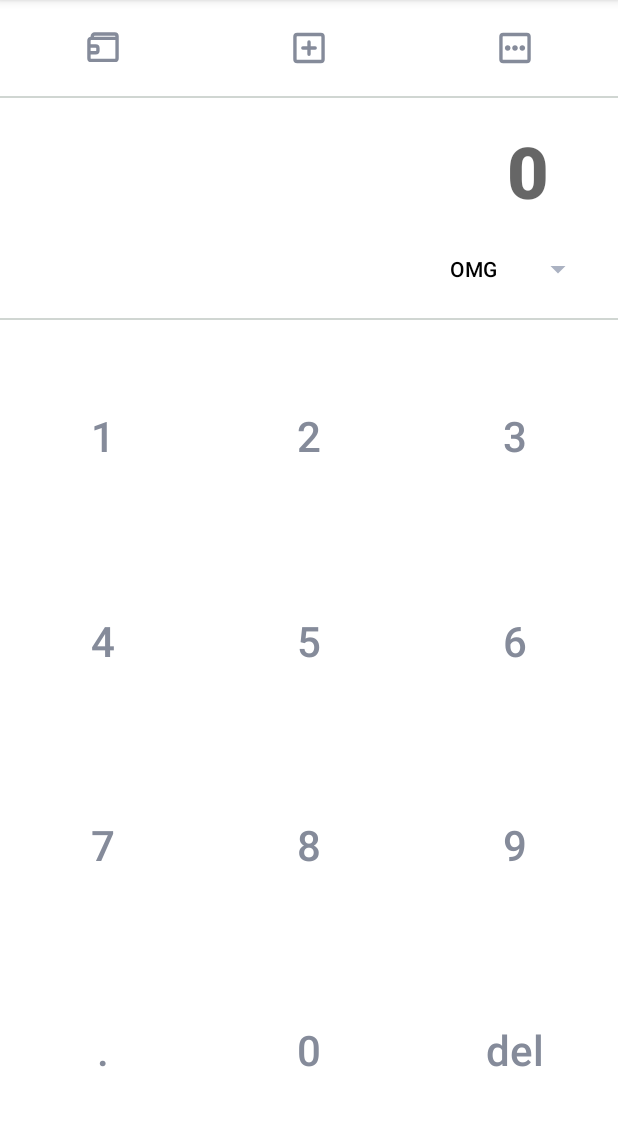
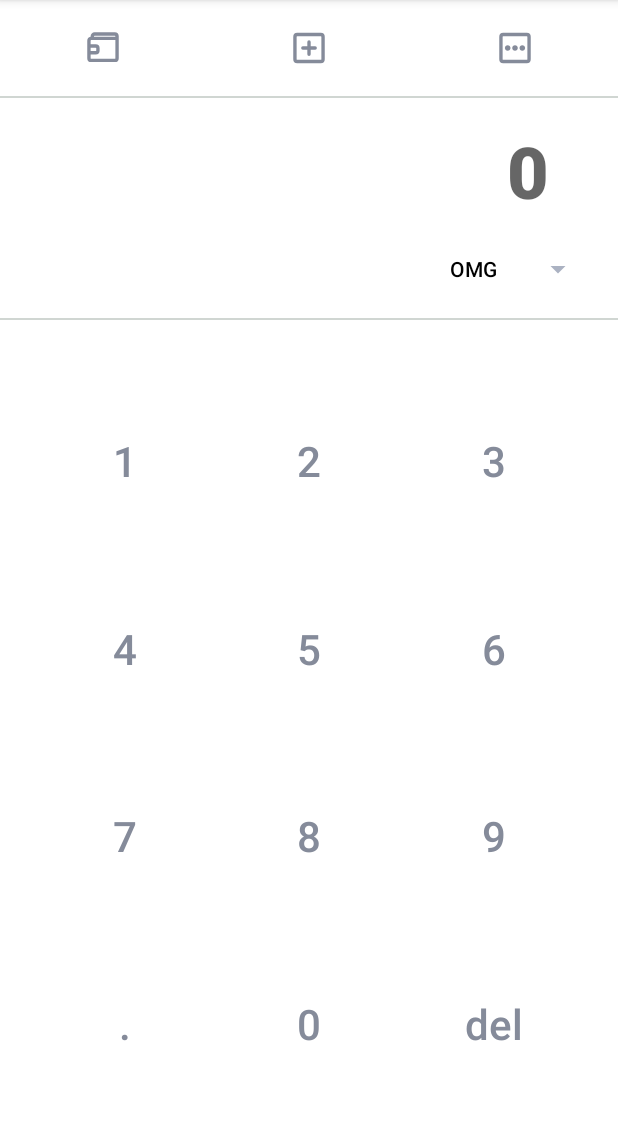
Before and after one commit to omgnetwork/pos-merchant-android, an Android app: the screen it shows after launch (MainActivity), tab 2 chosen, on a phone screen of 412 x 824 dp, the part 84-1210 px from its top. Run offline under Robolectric (Android 15) with nearby library versions, the phone set to English and light mode, and no system bars; our stand-ins replace data binding; libraries missing offline, so code that uses them is left out: co.omisego.omisego; 1 statement that could not run was skipped.

Commit message:
:art: Fix UI Topup

```diff
--- a/app/src/main/res/layout/fragment_topup.xml
+++ b/app/src/main/res/layout/fragment_topup.xml
@@ -3,6 +3,7 @@
     xmlns:tools="http://schemas.android.com/tools">
 
     <data>
+
         <variable
             name="liveCalc"
             type="network.omisego.omgmerchant.model.LiveCalculator" />
@@ -87,22 +88,22 @@
         <TextView
             android:id="@+id/tvNumPad1"
             style="@style/OMGNumPad"
-            android:layout_width="0dp"
-            android:layout_height="0dp"
+            android:layout_width="80dp"
+            android:layout_height="80dp"
             android:onClick="@{handler::handleNumPadPressed}"
             android:text="@string/numpad_1"
             app:layout_constraintBottom_toTopOf="@+id/tvNumPad4"
             app:layout_constraintEnd_toStartOf="@+id/tvNumPad2"
             app:layout_constraintHorizontal_bias="0.5"
-            app:layout_constraintHorizontal_chainStyle="packed"
+            app:layout_constraintHorizontal_chainStyle="spread"
             app:layout_constraintStart_toStartOf="parent"
             app:layout_constraintTop_toTopOf="@+id/guideline" />
 
         <TextView
             android:id="@+id/tvNumPad2"
             style="@style/OMGNumPad"
-            android:layout_width="0dp"
-            android:layout_height="0dp"
+            android:layout_width="80dp"
+            android:layout_height="80dp"
             android:onClick="@{handler::handleNumPadPressed}"
             android:text="@string/numpad_2"
             app:layout_constraintBottom_toTopOf="@+id/tvNumPad5"
@@ -114,8 +115,8 @@
         <TextView
             android:id="@+id/tvNumPad3"
             style="@style/OMGNumPad"
-            android:layout_width="0dp"
-            android:layout_height="0dp"
+            android:layout_width="80dp"
+            android:layout_height="80dp"
             android:onClick="@{handler::handleNumPadPressed}"
             android:text="@string/numpad_3"
             app:layout_constraintBottom_toTopOf="@+id/tvNumPad6"
@@ -127,22 +128,22 @@
         <TextView
             android:id="@+id/tvNumPad4"
             style="@style/OMGNumPad"
-            android:layout_width="0dp"
-            android:layout_height="0dp"
+            android:layout_width="80dp"
+            android:layout_height="80dp"
             android:onClick="@{handler::handleNumPadPressed}"
             android:text="@string/numpad_4"
             app:layout_constraintBottom_toTopOf="@+id/tvNumPad7"
             app:layout_constraintEnd_toStartOf="@+id/tvNumPad5"
             app:layout_constraintHorizontal_bias="0.5"
-            app:layout_constraintHorizontal_chainStyle="spread_inside"
+            app:layout_constraintHorizontal_chainStyle="spread"
             app:layout_constraintStart_toStartOf="parent"
             app:layout_constraintTop_toBottomOf="@+id/tvNumPad1" />
 
         <TextView
             android:id="@+id/tvNumPad5"
             style="@style/OMGNumPad"
-            android:layout_width="0dp"
-            android:layout_height="0dp"
+            android:layout_width="80dp"
+            android:layout_height="80dp"
             android:onClick="@{handler::handleNumPadPressed}"
             android:text="@string/numpad_5"
             app:layout_constraintBottom_toTopOf="@+id/tvNumPad8"
@@ -154,8 +155,8 @@
         <TextView
             android:id="@+id/tvNumPad6"
             style="@style/OMGNumPad"
-            android:layout_width="0dp"
-            android:layout_height="0dp"
+            android:layout_width="80dp"
+            android:layout_height="80dp"
             android:onClick="@{handler::handleNumPadPressed}"
             android:text="@string/numpad_6"
             app:layout_constraintBottom_toTopOf="@+id/tvNumPad9"
@@ -167,8 +168,8 @@
         <TextView
             android:id="@+id/tvNumPad8"
             style="@style/OMGNumPad"
-            android:layout_width="0dp"
-            android:layout_height="0dp"
+            android:layout_width="80dp"
+            android:layout_height="80dp"
             android:onClick="@{handler::handleNumPadPressed}"
             android:text="@string/numpad_8"
             app:layout_constraintBottom_toTopOf="@+id/tvNumPad0"
@@ -180,22 +181,22 @@
         <TextView
             android:id="@+id/tvNumPad7"
             style="@style/OMGNumPad"
-            android:layout_width="0dp"
-            android:layout_height="0dp"
+            android:layout_width="80dp"
+            android:layout_height="80dp"
             android:onClick="@{handler::handleNumPadPressed}"
             android:text="@string/numpad_7"
             app:layout_constraintBottom_toTopOf="@+id/tvNumPadDot"
             app:layout_constraintEnd_toStartOf="@+id/tvNumPad8"
             app:layout_constraintHorizontal_bias="0.5"
-            app:layout_constraintHorizontal_chainStyle="spread_inside"
+            app:layout_constraintHorizontal_chainStyle="spread"
             app:layout_constraintStart_toStartOf="parent"
             app:layout_constraintTop_toBottomOf="@+id/tvNumPad4" />
 
         <TextView
             android:id="@+id/tvNumPad9"
             style="@style/OMGNumPad"
-            android:layout_width="0dp"
-            android:layout_height="0dp"
+            android:layout_width="80dp"
+            android:layout_height="80dp"
             android:onClick="@{handler::handleNumPadPressed}"
             android:text="@string/numpad_9"
             app:layout_constraintBottom_toTopOf="@+id/tvNumPadDel"
@@ -207,22 +208,22 @@
         <TextView
             android:id="@+id/tvNumPadDot"
             style="@style/OMGNumPad"
-            android:layout_width="0dp"
-            android:layout_height="0dp"
+            android:layout_width="80dp"
+            android:layout_height="80dp"
             android:onClick="@{handler::handleNumPadPressed}"
             android:text="@string/numpad_dot"
             app:layout_constraintBottom_toBottomOf="parent"
             app:layout_constraintEnd_toStartOf="@+id/tvNumPad0"
             app:layout_constraintHorizontal_bias="0.5"
-            app:layout_constraintHorizontal_chainStyle="spread_inside"
+            app:layout_constraintHorizontal_chainStyle="spread"
             app:layout_constraintStart_toStartOf="parent"
             app:layout_constraintTop_toBottomOf="@+id/tvNumPad7" />
 
         <TextView
             android:id="@+id/tvNumPad0"
             style="@style/OMGNumPad"
-            android:layout_width="0dp"
-            android:layout_height="0dp"
+            android:layout_width="80dp"
+            android:layout_height="80dp"
             android:onClick="@{handler::handleNumPadPressed}"
             android:text="@string/numpad_0"
             app:layout_constraintBottom_toBottomOf="parent"
@@ -234,8 +235,8 @@
         <TextView
             android:id="@+id/tvNumPadDel"
             style="@style/OMGNumPad"
-            android:layout_width="0dp"
-            android:layout_height="0dp"
+            android:layout_width="80dp"
+            android:layout_height="80dp"
             android:onClick="@{handler::handleNumPadPressed}"
             android:text="@string/numpad_del"
             app:layout_constraintBottom_toBottomOf="parent"
```
